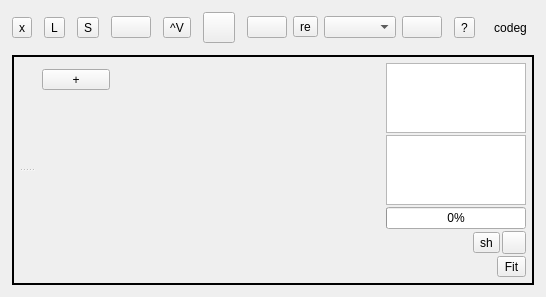
Old version of the form src/Ui/AppWindow.ui in the repository NikolayRag/codeg.
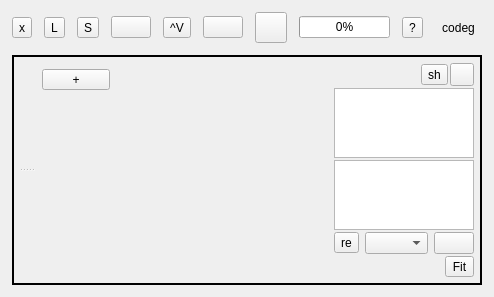
New version of the form. Icons and pictures are not drawn.

Commit message: change dispatch related ui

```diff
--- a/src/Ui/AppWindow.ui
+++ b/src/Ui/AppWindow.ui
@@ -117,6 +117,29 @@
             </property>
            </widget>
           </item>
+          <item>
+           <widget class="QPushButton" name="btnDispShot">
+            <property name="sizePolicy">
+             <sizepolicy hsizetype="Fixed" vsizetype="Fixed">
+              <horstretch>0</horstretch>
+              <verstretch>0</verstretch>
+             </sizepolicy>
+            </property>
+            <property name="text">
+             <string/>
+            </property>
+            <property name="icon">
+             <iconset>
+              <normaloff>resource/icon-pack.svg</normaloff>resource/icon-pack.svg</iconset>
+            </property>
+            <property name="iconSize">
+             <size>
+              <width>24</width>
+              <height>24</height>
+             </size>
+            </property>
+           </widget>
+          </item>
           <item>
            <widget class="QToolButton" name="btnDispatcher">
             <property name="text">
@@ -141,84 +164,19 @@
            </widget>
           </item>
           <item>
-           <widget class="QWidget" name="frameDispatcher" native="true">
-            <layout class="QGridLayout" name="gridLayout_3">
-             <property name="leftMargin">
-              <number>0</number>
-             </property>
-             <property name="topMargin">
-              <number>0</number>
-             </property>
-             <property name="rightMargin">
-              <number>0</number>
-             </property>
-             <property name="bottomMargin">
-              <number>0</number>
-             </property>
-             <item row="0" column="4">
-              <widget class="QPushButton" name="btnDispFire">
-               <property name="sizePolicy">
-                <sizepolicy hsizetype="Fixed" vsizetype="Fixed">
-                 <horstretch>0</horstretch>
-                 <verstretch>0</verstretch>
-                </sizepolicy>
-               </property>
-               <property name="text">
-                <string/>
-               </property>
-               <property name="icon">
-                <iconset>
-                 <normaloff>resource/icon-deliver.svg</normaloff>resource/icon-deliver.svg</iconset>
-               </property>
-               <property name="iconSize">
-                <size>
-                 <width>24</width>
-                 <height>24</height>
-                </size>
-               </property>
-              </widget>
-             </item>
-             <item row="0" column="1">
-              <widget class="QToolButton" name="btnRescan">
-               <property name="text">
-                <string>re</string>
-               </property>
-              </widget>
-             </item>
-             <item row="0" column="2">
-              <widget class="QComboBox" name="listDevs">
-               <property name="sizePolicy">
-                <sizepolicy hsizetype="Minimum" vsizetype="Fixed">
-                 <horstretch>0</horstretch>
-                 <verstretch>0</verstretch>
-                </sizepolicy>
-               </property>
-              </widget>
-             </item>
-             <item row="0" column="0">
-              <widget class="QPushButton" name="btnDispShot">
-               <property name="sizePolicy">
-                <sizepolicy hsizetype="Fixed" vsizetype="Fixed">
-                 <horstretch>0</horstretch>
-                 <verstretch>0</verstretch>
-                </sizepolicy>
-               </property>
-               <property name="text">
-                <string/>
-               </property>
-               <property name="icon">
-                <iconset>
-                 <normaloff>resource/icon-pack.svg</normaloff>resource/icon-pack.svg</iconset>
-               </property>
-               <property name="iconSize">
-                <size>
-                 <width>24</width>
-                 <height>24</height>
-                </size>
-               </property>
-              </widget>
-             </item>
-            </layout>
+           <widget class="QProgressBar" name="traceProg">
+            <property name="sizePolicy">
+             <sizepolicy hsizetype="MinimumExpanding" vsizetype="Fixed">
+              <horstretch>0</horstretch>
+              <verstretch>0</verstretch>
+             </sizepolicy>
+            </property>
+            <property name="value">
+             <number>0</number>
+            </property>
+            <property name="format">
+             <string>%p%</string>
+            </property>
            </widget>
           </item>
           <item>
@@ -366,66 +324,6 @@
                      <property name="bottomMargin">
                       <number>0</number>
                      </property>
-                     <item>
-                      <widget class="QPlainTextEdit" name="frameDev">
-                       <property name="maximumSize">
-                        <size>
-                         <width>140</width>
-                         <height>16777215</height>
-                        </size>
-                       </property>
-                       <property name="frameShadow">
-                        <enum>QFrame::Plain</enum>
-                       </property>
-                       <property name="undoRedoEnabled">
-                        <bool>false</bool>
-                       </property>
-                       <property name="lineWrapMode">
-                        <enum>QPlainTextEdit::NoWrap</enum>
-                       </property>
-                       <property name="tabStopDistance">
-                        <double>80.000000000000000</double>
-                       </property>
-                      </widget>
-                     </item>
-                     <item>
-                      <widget class="QPlainTextEdit" name="labStats">
-                       <property name="maximumSize">
-                        <size>
-                         <width>140</width>
-                         <height>16777215</height>
-                        </size>
-                       </property>
-                       <property name="frameShadow">
-                        <enum>QFrame::Plain</enum>
-                       </property>
-                       <property name="verticalScrollBarPolicy">
-                        <enum>Qt::ScrollBarAlwaysOff</enum>
-                       </property>
-                       <property name="horizontalScrollBarPolicy">
-                        <enum>Qt::ScrollBarAlwaysOff</enum>
-                       </property>
-                       <property name="undoRedoEnabled">
-                        <bool>false</bool>
-                       </property>
-                       <property name="lineWrapMode">
-                        <enum>QPlainTextEdit::NoWrap</enum>
-                       </property>
-                      </widget>
-                     </item>
-                     <item>
-                      <widget class="QProgressBar" name="traceProg">
-                       <property name="sizePolicy">
-                        <sizepolicy hsizetype="MinimumExpanding" vsizetype="Fixed">
-                         <horstretch>0</horstretch>
-                         <verstretch>0</verstretch>
-                        </sizepolicy>
-                       </property>
-                       <property name="value">
-                        <number>0</number>
-                       </property>
-                      </widget>
-                     </item>
                      <item>
                       <layout class="QHBoxLayout" name="horizontalLayout">
                        <item>
@@ -467,6 +365,111 @@
                        </item>
                       </layout>
                      </item>
+                     <item>
+                      <widget class="QPlainTextEdit" name="frameDev">
+                       <property name="maximumSize">
+                        <size>
+                         <width>140</width>
+                         <height>16777215</height>
+                        </size>
+                       </property>
+                       <property name="frameShadow">
+                        <enum>QFrame::Plain</enum>
+                       </property>
+                       <property name="undoRedoEnabled">
+                        <bool>false</bool>
+                       </property>
+                       <property name="lineWrapMode">
+                        <enum>QPlainTextEdit::NoWrap</enum>
+                       </property>
+                       <property name="tabStopDistance">
+                        <double>80.000000000000000</double>
+                       </property>
+                      </widget>
+                     </item>
+                     <item>
+                      <widget class="QPlainTextEdit" name="labStats">
+                       <property name="maximumSize">
+                        <size>
+                         <width>140</width>
+                         <height>16777215</height>
+                        </size>
+                       </property>
+                       <property name="frameShadow">
+                        <enum>QFrame::Plain</enum>
+                       </property>
+                       <property name="verticalScrollBarPolicy">
+                        <enum>Qt::ScrollBarAlwaysOff</enum>
+                       </property>
+                       <property name="horizontalScrollBarPolicy">
+                        <enum>Qt::ScrollBarAlwaysOff</enum>
+                       </property>
+                       <property name="undoRedoEnabled">
+                        <bool>false</bool>
+                       </property>
+                       <property name="lineWrapMode">
+                        <enum>QPlainTextEdit::NoWrap</enum>
+                       </property>
+                      </widget>
+                     </item>
+                     <item>
+                      <widget class="QWidget" name="frameDispatcher" native="true">
+                       <layout class="QGridLayout" name="gridLayout_3">
+                        <property name="leftMargin">
+                         <number>0</number>
+                        </property>
+                        <property name="topMargin">
+                         <number>0</number>
+                        </property>
+                        <property name="rightMargin">
+                         <number>0</number>
+                        </property>
+                        <property name="bottomMargin">
+                         <number>0</number>
+                        </property>
+                        <item row="0" column="4">
+                         <widget class="QPushButton" name="btnDispFire">
+                          <property name="sizePolicy">
+                           <sizepolicy hsizetype="Fixed" vsizetype="Fixed">
+                            <horstretch>0</horstretch>
+                            <verstretch>0</verstretch>
+                           </sizepolicy>
+                          </property>
+                          <property name="text">
+                           <string/>
+                          </property>
+                          <property name="icon">
+                           <iconset>
+                            <normaloff>resource/icon-deliver.svg</normaloff>resource/icon-deliver.svg</iconset>
+                          </property>
+                          <property name="iconSize">
+                           <size>
+                            <width>24</width>
+                            <height>24</height>
+                           </size>
+                          </property>
+                         </widget>
+                        </item>
+                        <item row="0" column="1">
+                         <widget class="QToolButton" name="btnRescan">
+                          <property name="text">
+                           <string>re</string>
+                          </property>
+                         </widget>
+                        </item>
+                        <item row="0" column="2">
+                         <widget class="QComboBox" name="listDevs">
+                          <property name="sizePolicy">
+                           <sizepolicy hsizetype="Ignored" vsizetype="Fixed">
+                            <horstretch>0</horstretch>
+                            <verstretch>0</verstretch>
+                           </sizepolicy>
+                          </property>
+                         </widget>
+                        </item>
+                       </layout>
+                      </widget>
+                     </item>
                     </layout>
                    </widget>
                   </item>
```
Left out of the diff: 2 changed lines with no effect on the pictures.
